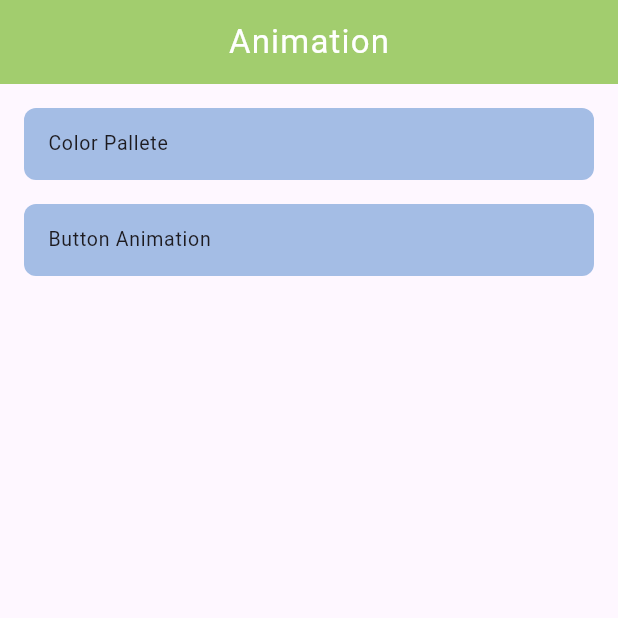
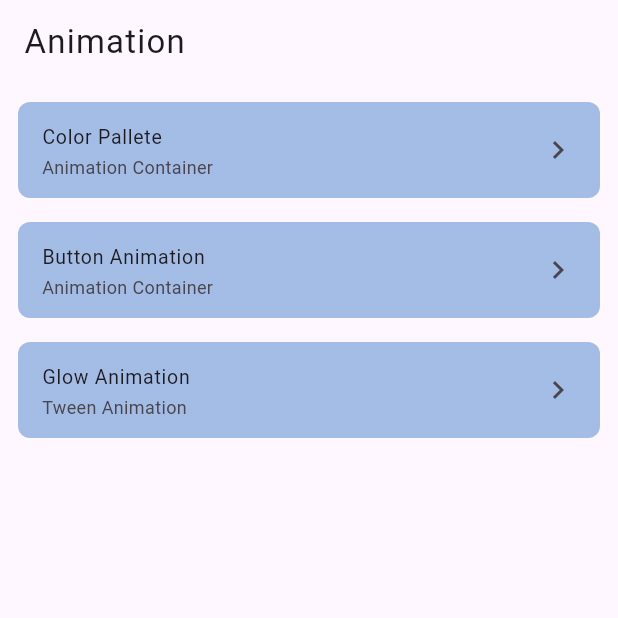
Before and after one commit to GamechiNitin/Animation, a Flutter app: the screen it shows after launch, on a phone screen of 412 x 824 dp, the top half of it. Run offline on Flutter 3.47's test engine with Material 3 defaults, Android fonts, the phone set to English and light mode, and no system bars.

Commit message:
Glow : Tween Animation

```diff
--- a/lib/main.dart
+++ b/lib/main.dart
@@ -17,12 +17,11 @@ class MyApp extends StatelessWidget {
       theme: ThemeData(
         colorScheme: ColorScheme.fromSeed(seedColor: Colors.deepPurple),
         useMaterial3: true,
-        appBarTheme: AppBarTheme(
-          iconTheme: const IconThemeData(
-            color: Colors.white,
+        appBarTheme: const AppBarTheme(
+          iconTheme: IconThemeData(
+            color: Colors.black87,
           ),
-          centerTitle: true,
-          backgroundColor: Colors.deepPurpleAccent.shade100,
+          // backgroundColor: Colors.white,
         ),
       ),
       home: const AnimationScreen(),
--- a/lib/ui/screen/animation/animation_screen.dart
+++ b/lib/ui/screen/animation/animation_screen.dart
@@ -9,19 +9,18 @@ class AnimationScreen extends StatelessWidget {
   Widget build(BuildContext context) {
     return Scaffold(
       appBar: AppBar(
-        backgroundColor: Colors.lightGreen.withOpacity(0.8),
         title: const Text(
           'Animation',
           style: TextStyle(
             fontWeight: FontWeight.w400,
             wordSpacing: 1,
             letterSpacing: 0.8,
-            color: Colors.white,
+            // color: Colors.white,
           ),
         ),
       ),
       body: SingleChildScrollView(
-        padding: const EdgeInsets.all(16),
+        padding: const EdgeInsets.all(12),
         child: Column(
           children: [
             ListView.separated(
@@ -39,14 +38,31 @@ class AnimationScreen extends StatelessWidget {
                   padding: const EdgeInsets.only(left: 16),
                   decoration: BoxDecoration(
                     borderRadius: const BorderRadius.all(Radius.circular(8)),
-                    color: animationList[index].color ??
-                        Colors.deepOrange.withOpacity(0.2),
+                    gradient: LinearGradient(
+                      begin: Alignment.topLeft,
+                      end: Alignment.bottomRight,
+                      colors: [
+                        animationList[index].color!,
+                        animationList[index].color2!,
+                      ],
+                    ),
                   ),
                   child: ListTile(
                     dense: true,
-                    contentPadding: const EdgeInsets.all(0),
+                    contentPadding: const EdgeInsets.only(right: 16),
                     title: Text(
                       animationList[index].name,
+                    ),
+                    subtitle: Text(
+                      animationList[index].description,
+                      // style: const TextStyle(
+                      //   fontWeight: FontWeight.w400,
+                      //   wordSpacing: 1,
+                      //   letterSpacing: 0.8,
+                      // ),
+                    ),
+                    trailing: const Icon(
+                      Icons.chevron_right,
                     ),
                   ),
                 ),
--- a/lib/ui/screen/animation/data/animation_model.dart
+++ b/lib/ui/screen/animation/data/animation_model.dart
@@ -2,19 +2,23 @@
 import 'dart:math';
 
 import 'package:flutter/material.dart';
+
 import 'package:flutter_console/ui/screen/animation/ui/button_screen.dart';
 import 'package:flutter_console/ui/screen/animation/ui/color_gen_screen.dart';
+import 'package:flutter_console/ui/screen/animation/ui/glow_screen.dart';
 
 class AnimationModel {
   String name;
   String description;
   Widget navigator;
   Color? color;
+  Color? color2;
   AnimationModel({
     required this.name,
     required this.description,
     required this.navigator,
     this.color,
+    this.color2,
   });
 }
 
@@ -31,14 +35,23 @@ Color fetchColor() {
 List<AnimationModel> animationList = [
   AnimationModel(
     name: 'Color Pallete',
-    description: 'Colors Pallete animation',
+    description: 'Animation Container',
     color: fetchColor(),
+    color2: fetchColor(),
     navigator: const ColorGenScreen(),
   ),
   AnimationModel(
     name: 'Button Animation',
-    description: 'Button Animation : Cart',
+    description: 'Animation Container',
     color: fetchColor(),
+    color2: fetchColor(),
     navigator: const ButtonScreen(),
   ),
+  AnimationModel(
+    name: 'Glow Animation',
+    description: 'Tween Animation ',
+    color: fetchColor(),
+    color2: fetchColor(),
+    navigator: const GlowScreen(),
+  ),
 ];
```
Also changed, not shown: lib/ui/screen/animation/ui/glow_screen.dart (added, +49 -0 lines).
